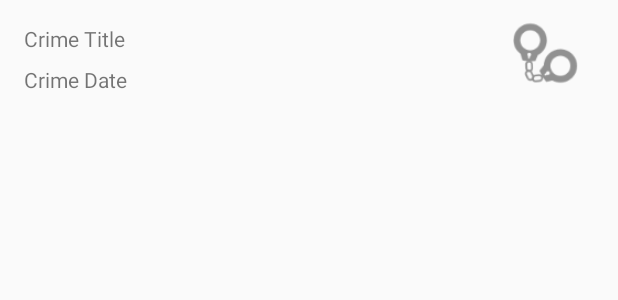
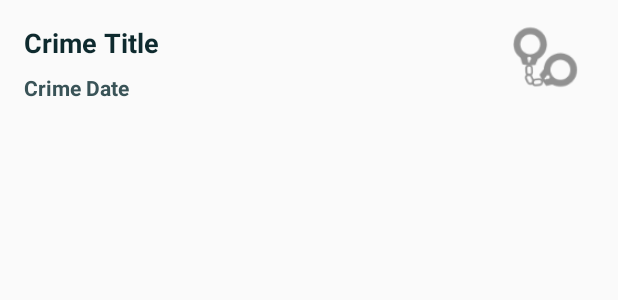
Before and after one commit to huangxinhere/Android-Studio-, an Android app: the layout list_item_crime.xml on its own in the app's theme, with its tools: preview values and no code run, on a phone screen of 412 x 824 dp. Shown: the top 300 px of the screen. Run offline under Robolectric (Android 15) with nearby library versions, the phone set to English and light mode, and no system bars.

Commit message:
challenge9.5

```diff
--- a/CriminalIntent/app/src/main/java/com/example/criminallintent/Crime.java
+++ b/CriminalIntent/app/src/main/java/com/example/criminallintent/Crime.java
@@ -1,5 +1,6 @@
 package com.example.criminallintent;
 
+import java.text.DateFormat;
 import java.util.Date;
 import java.util.UUID;
 
--- a/CriminalIntent/app/src/main/java/com/example/criminallintent/CrimeListFragment.java
+++ b/CriminalIntent/app/src/main/java/com/example/criminallintent/CrimeListFragment.java
@@ -14,6 +14,7 @@ import androidx.fragment.app.Fragment;
 import androidx.recyclerview.widget.LinearLayoutManager;
 import androidx.recyclerview.widget.RecyclerView;
 
+import java.text.DateFormat;
 import java.util.List;
 
 public class CrimeListFragment extends Fragment {
@@ -94,8 +95,10 @@ public class CrimeListFragment extends Fragment {
         /*只要取到一个Crime，CrimeHolder就会刷新显示TextView标题视图和TextView日期视图;bind:捆绑，捆绑组件和数据*/
         public void bind(Crime crime){
             mCrime = crime;
+            String date;
+            date = (String) DateFormat.getDateInstance(DateFormat.FULL).format(mCrime.getDate());
             mTitleTextView.setText(mCrime.getTitle());//之前打错字，然后弄出默认的空的view值，一直报错
-            mDateTextView.setText(mCrime.getDate().toString());
+            mDateTextView.setText(date);
             mSolvedImageView.setVisibility(crime.isSolved() ? View.VISIBLE : View.GONE);
             Log.d(TAG,"title:"+crime.getTitle()+"date:"+crime.getDate().toString());
         }
--- a/CriminalIntent/app/src/main/res/layout/list_item_crime.xml
+++ b/CriminalIntent/app/src/main/res/layout/list_item_crime.xml
@@ -15,6 +15,10 @@
         android:layout_marginTop="16dp"
         android:layout_marginEnd="8dp"
         android:text="Crime Title"
+        android:textColor="#0E2A2E"
+        android:textColorHighlight="#00BCD4"
+        android:textSize="18sp"
+        android:textStyle="bold"
         app:layout_constraintEnd_toStartOf="@+id/imageView"
         app:layout_constraintHorizontal_bias="0.57"
         app:layout_constraintStart_toStartOf="parent"
@@ -29,6 +33,9 @@
         android:layout_marginEnd="8dp"
         android:layout_marginBottom="8dp"
         android:text="Crime Date"
+        android:textColor="#395357"
+        android:textSize="14sp"
+        android:textStyle="bold"
         app:layout_constraintBottom_toTopOf="@+id/view"
         app:layout_constraintEnd_toStartOf="@+id/imageView"
         app:layout_constraintHorizontal_bias="0.1"
```
